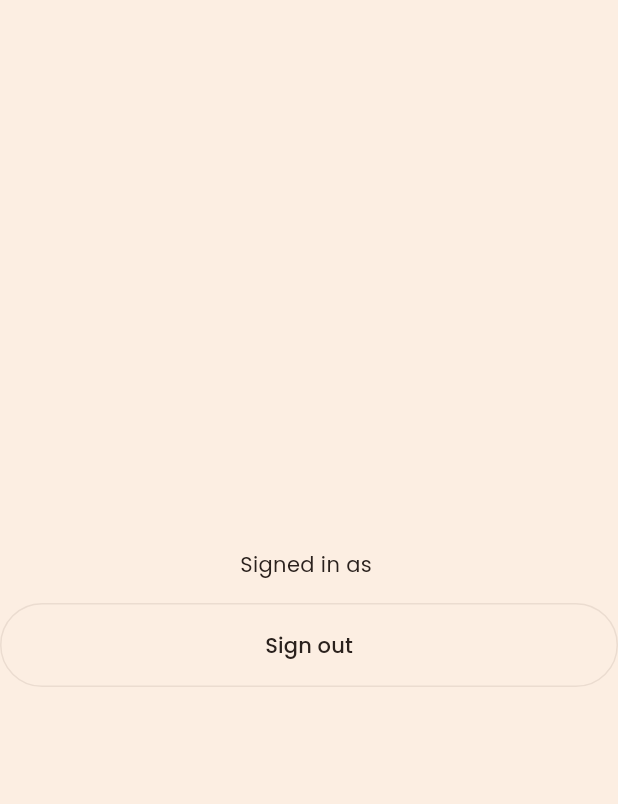
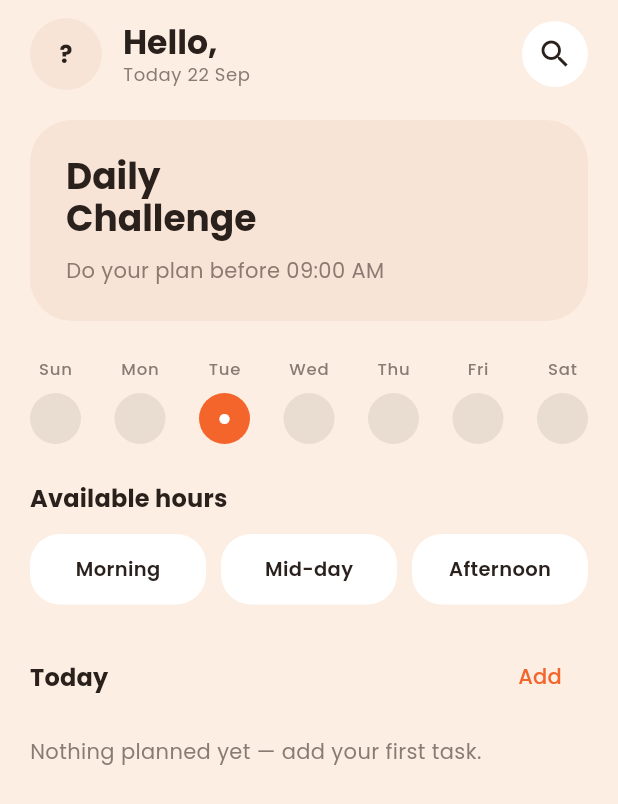
Before and after one commit to naeimkhan-ist/daily-tracker-app, a Flutter app: the screen it shows once a user with an empty profile is signed in, on a phone screen of 412 x 824 dp. Shown: the top 804 px of the screen. Run offline on Flutter 3.47's test engine with Material 3 defaults, Android fonts, the phone set to English and light mode, and no system bars; our stand-ins replace flutter_riverpod, go_router, google_fonts, supabase_flutter; accounts and stored records are empty; network calls fail.

Commit message:
Add Home dashboard screen, data layer, and Android CI workflow
- Data models + repositories for subjects, tasks, daily check-ins, settings (RLS-scoped, no manual user_id filtering needed)
- Riverpod providers wiring the dashboard to live Supabase data
- Home screen: greeting header, Daily Challenge card, weekly streak row (tap today to check in), available-hours chips, today's task list with toggle-to-complete
- GitHub Actions workflow: generates android/ via 'flutter create' on the runner (avoids hand-written Gradle boilerplate), builds a release APK, runs flutter analyze

Co-Authored-By: Claude Sonnet 5 <noreply@anthropic.com>

```diff
--- a/lib/core/router/app_router.dart
+++ b/lib/core/router/app_router.dart
@@ -1,7 +1,7 @@
 import 'package:go_router/go_router.dart';
 
 import '../../features/auth/login_screen.dart';
-import '../../features/home/home_placeholder_screen.dart';
+import '../../features/home/home_screen.dart';
 import '../../features/splash/splash_screen.dart';
 import '../supabase/supabase_service.dart';
 import 'go_router_refresh_stream.dart';
@@ -29,7 +29,7 @@ class AppRouter {
     routes: [
       GoRoute(path: splash, builder: (context, state) => const SplashScreen()),
       GoRoute(path: login, builder: (context, state) => const LoginScreen()),
-      GoRoute(path: home, builder: (context, state) => const HomePlaceholderScreen()),
+      GoRoute(path: home, builder: (context, state) => const HomeScreen()),
     ],
   );
 }
--- a/lib/features/home/home_placeholder_screen.dart
+++ /dev/null
@@ -1,32 +0,0 @@
-import 'package:flutter/material.dart';
-
-import '../../core/supabase/supabase_service.dart';
-
-/// Stand-in for the real home dashboard, which is the next screen-by-screen
-/// checkpoint. Confirms auth landed correctly and gives a way to sign out
-/// while testing.
-class HomePlaceholderScreen extends StatelessWidget {
-  const HomePlaceholderScreen({super.key});
-
-  @override
-  Widget build(BuildContext context) {
-    final user = SupabaseService.currentUser;
-    return Scaffold(
-      body: SafeArea(
-        child: Center(
-          child: Column(
-            mainAxisSize: MainAxisSize.min,
-            children: [
-              Text('Signed in as ${user?.email ?? 'unknown'}'),
-              const SizedBox(height: 16),
-              OutlinedButton(
-                onPressed: () => SupabaseService.signOut(),
-                child: const Text('Sign out'),
-              ),
-            ],
-          ),
-        ),
-      ),
-    );
-  }
-}
--- /dev/null
+++ b/lib/features/home/home_screen.dart
@@ -0,0 +1,403 @@
+import 'package:flutter/material.dart';
+import 'package:flutter_riverpod/flutter_riverpod.dart';
+import 'package:intl/intl.dart';
+
+import '../../core/supabase/supabase_service.dart';
+import '../../core/theme/app_colors.dart';
+import '../../data/models/daily_checkin.dart';
+import '../../data/models/task_item.dart';
+import 'providers/home_providers.dart';
+
+class HomeScreen extends ConsumerWidget {
+  const HomeScreen({super.key});
+
+  @override
+  Widget build(BuildContext context, WidgetRef ref) {
+    final user = SupabaseService.currentUser;
+    final displayName = (user?.userMetadata?['full_name'] as String?)?.split(' ').first ??
+        user?.email?.split('@').first ??
+        'there';
+
+    return Scaffold(
+      body: SafeArea(
+        child: RefreshIndicator(
+          onRefresh: () async {
+            ref.invalidate(todayTasksProvider);
+            ref.invalidate(weekCheckinsProvider);
+            ref.invalidate(settingsProvider);
+          },
+          child: ListView(
+            padding: const EdgeInsets.fromLTRB(20, 12, 20, 28),
+            children: [
+              _Header(displayName: displayName),
+              const SizedBox(height: 20),
+              const _DailyChallengeCard(),
+              const SizedBox(height: 24),
+              const _WeekStreakRow(),
+              const SizedBox(height: 24),
+              const _AvailableHoursRow(),
+              const SizedBox(height: 24),
+              const _TodaySection(),
+            ],
+          ),
+        ),
+      ),
+    );
+  }
+}
+
+class _Header extends StatelessWidget {
+  const _Header({required this.displayName});
+
+  final String displayName;
+
+  @override
+  Widget build(BuildContext context) {
+    final today = DateFormat('d MMM').format(DateTime.now());
+    return Row(
+      children: [
+        CircleAvatar(
+          radius: 24,
+          backgroundColor: AppColors.surfaceAlt,
+          child: Text(
+            displayName.isNotEmpty ? displayName[0].toUpperCase() : '?',
+            style: const TextStyle(fontWeight: FontWeight.w700, color: AppColors.textPrimary),
+          ),
+        ),
+        const SizedBox(width: 14),
+        Expanded(
+          child: Column(
+            crossAxisAlignment: CrossAxisAlignment.start,
+            children: [
+              Text('Hello, $displayName',
+                  style: Theme.of(context)
+                      .textTheme
+                      .titleLarge
+                      ?.copyWith(fontWeight: FontWeight.w700)),
+              Text('Today $today',
+                  style: Theme.of(context)
+                      .textTheme
+                      .bodySmall
+                      ?.copyWith(color: AppColors.textSecondary)),
+            ],
+          ),
+        ),
+        Container(
+          width: 44,
+          height: 44,
+          decoration: const BoxDecoration(color: AppColors.surface, shape: BoxShape.circle),
+          child: const Icon(Icons.search, color: AppColors.textPrimary),
+        ),
+      ],
+    );
+  }
+}
+
+class _DailyChallengeCard extends StatelessWidget {
+  const _DailyChallengeCard();
+
+  @override
+  Widget build(BuildContext context) {
+    return Container(
+      width: double.infinity,
+      padding: const EdgeInsets.all(24),
+      decoration: BoxDecoration(
+        color: AppColors.surfaceAlt,
+        borderRadius: BorderRadius.circular(28),
+      ),
+      child: Column(
+        crossAxisAlignment: CrossAxisAlignment.start,
+        children: [
+          Text('Daily\nChallenge',
+              style: Theme.of(context)
+                  .textTheme
+                  .headlineSmall
+                  ?.copyWith(fontWeight: FontWeight.w700, height: 1.15)),
+          const SizedBox(height: 10),
+          Text('Do your plan before 09:00 AM',
+              style: Theme.of(context)
+                  .textTheme
+                  .bodyMedium
+                  ?.copyWith(color: AppColors.textSecondary)),
+        ],
+      ),
+    );
+  }
+}
+
+class _WeekStreakRow extends ConsumerWidget {
+  const _WeekStreakRow();
+
+  static const _labels = ['Sun', 'Mon', 'Tue', 'Wed', 'Thu', 'Fri', 'Sat'];
+
+  @override
+  Widget build(BuildContext context, WidgetRef ref) {
+    final checkinsAsync = ref.watch(weekCheckinsProvider);
+    final today = DateTime.now();
+    final todayNorm = DateTime(today.year, today.month, today.day);
+
+    return checkinsAsync.when(
+      loading: () => const SizedBox(height: 72, child: Center(child: CircularProgressIndicator())),
+      error: (e, st) => const SizedBox.shrink(),
+      data: (checkins) {
+        final byDate = {for (final c in checkins) c.date: c.completed};
+        return Row(
+          mainAxisAlignment: MainAxisAlignment.spaceBetween,
+          children: List.generate(7, (i) {
+            final date = startOfWeek.add(Duration(days: i));
+            final isToday = date == todayNorm;
+            final done = byDate[date] ?? false;
+
+            return _DayDot(
+              label: _labels[i],
+              done: done,
+              isToday: isToday,
+              onTap: isToday
+                  ? () async {
+                      await ref.read(checkinsRepositoryProvider).setCompleted(date, !done);
+                      ref.invalidate(weekCheckinsProvider);
+                    }
+                  : null,
+            );
+          }),
+        );
+      },
+    );
+  }
+}
+
+class _DayDot extends StatelessWidget {
+  const _DayDot({required this.label, required this.done, required this.isToday, this.onTap});
+
+  final String label;
+  final bool done;
+  final bool isToday;
+  final VoidCallback? onTap;
+
+  @override
+  Widget build(BuildContext context) {
+    final Color bg = done
+        ? AppColors.streakDone
+        : (isToday ? AppColors.streakToday : AppColors.streakPending);
+    final bool showCheck = done;
+
+    return GestureDetector(
+      onTap: onTap,
+      child: Column(
+        children: [
+          Text(label,
+              style: Theme.of(context)
+                  .textTheme
+                  .labelSmall
+                  ?.copyWith(color: AppColors.textSecondary)),
+          const SizedBox(height: 8),
+          Container(
+            width: 34,
+            height: 34,
+            decoration: BoxDecoration(color: bg, shape: BoxShape.circle),
+            child: showCheck
+                ? const Icon(Icons.check, color: Colors.white, size: 18)
+                : (isToday
+                    ? const Icon(Icons.circle, color: Colors.white, size: 8)
+                    : null),
+          ),
+        ],
+      ),
+    );
+  }
+}
+
+class _AvailableHoursRow extends ConsumerWidget {
+  const _AvailableHoursRow();
+
+  @override
+  Widget build(BuildContext context, WidgetRef ref) {
+    final settingsAsync = ref.watch(settingsProvider);
+
+    return settingsAsync.when(
+      loading: () => const SizedBox.shrink(),
+      error: (e, st) => const SizedBox.shrink(),
+      data: (settings) {
+        const options = [
+          ('morning', 'Morning'),
+          ('mid_day', 'Mid-day'),
+          ('afternoon', 'Afternoon'),
+        ];
+        return Column(
+          crossAxisAlignment: CrossAxisAlignment.start,
+          children: [
+            Text('Available hours',
+                style: Theme.of(context)
+                    .textTheme
+                    .titleMedium
+                    ?.copyWith(fontWeight: FontWeight.w700)),
+            const SizedBox(height: 12),
+            Row(
+              children: [
+                for (final (key, label) in options) ...[
+                  Expanded(
+                    child: _HourChip(
+                      label: label,
+                      selected: settings.availableHours[key] ?? false,
+                      onTap: () async {
+                        final next = settings.copyWithHour(
+                            key, !(settings.availableHours[key] ?? false));
+                        await ref
+                            .read(settingsRepositoryProvider)
+                            .updateAvailableHours(next.availableHours);
+                        ref.invalidate(settingsProvider);
+                      },
+                    ),
+                  ),
+                  if (key != options.last.$1) const SizedBox(width: 10),
+                ],
+              ],
+            ),
+          ],
+        );
+      },
+    );
+  }
+}
+
+class _HourChip extends StatelessWidget {
+  const _HourChip({required this.label, required this.selected, required this.onTap});
+
+  final String label;
+  final bool selected;
+  final VoidCallback onTap;
+
+  @override
+  Widget build(BuildContext context) {
+    return GestureDetector(
+      onTap: onTap,
+      child: Container(
+        padding: const EdgeInsets.symmetric(vertical: 14),
+        alignment: Alignment.center,
+        decoration: BoxDecoration(
+          color: selected ? AppColors.ctaDark : AppColors.surface,
+          borderRadius: BorderRadius.circular(20),
+        ),
+        child: Text(
+          label,
+          style: TextStyle(
+            color: selected ? AppColors.onCtaDark : AppColors.textPrimary,
+            fontWeight: FontWeight.w600,
+            fontSize: 13,
+          ),
+        ),
+      ),
+    );
+  }
+}
+
+class _TodaySection extends ConsumerWidget {
+  const _TodaySection();
+
+  @override
+  Widget build(BuildContext context, WidgetRef ref) {
+    final tasksAsync = ref.watch(todayTasksProvider);
+
+    return Column(
+      crossAxisAlignment: CrossAxisAlignment.start,
+      children: [
+        Row(
+          mainAxisAlignment: MainAxisAlignment.spaceBetween,
+          children: [
+            Text('Today',
+                style: Theme.of(context)
+                    .textTheme
+                    .titleMedium
+                    ?.copyWith(fontWeight: FontWeight.w700)),
+            TextButton(
+              onPressed: () {
+                ScaffoldMessenger.of(context).showSnackBar(
+                  const SnackBar(content: Text('Add task — coming in a later checkpoint')),
+                );
+              },
+              child: const Text('Add'),
+            ),
+          ],
+        ),
+        tasksAsync.when(
+          loading: () => const Padding(
+            padding: EdgeInsets.symmetric(vertical: 24),
+            child: Center(child: CircularProgressIndicator()),
+          ),
+          error: (e, st) => Padding(
+            padding: const EdgeInsets.symmetric(vertical: 16),
+            child: Text('Couldn\'t load today\'s tasks.',
+                style: TextStyle(color: AppColors.error)),
+          ),
+          data: (tasks) {
+            if (tasks.isEmpty) {
+              return Padding(
+                padding: const EdgeInsets.symmetric(vertical: 16),
+                child: Text('Nothing planned yet — add your first task.',
+                    style: TextStyle(color: AppColors.textSecondary)),
+              );
+            }
+            return Column(
+              children: [
+                for (final task in tasks) _TaskRow(task: task),
+              ],
+            );
+          },
+        ),
+      ],
+    );
+  }
+}
+
+class _TaskRow extends ConsumerWidget {
+  const _TaskRow({required this.task});
+
+  final TaskItem task;
+
+  @override
+  Widget build(BuildContext context, WidgetRef ref) {
+    return Container(
+      margin: const EdgeInsets.only(top: 10),
+      padding: const EdgeInsets.symmetric(horizontal: 16, vertical: 14),
+      decoration: BoxDecoration(
+        color: AppColors.surface,
+        borderRadius: BorderRadius.circular(18),
+      ),
+      child: Row(
+        children: [
+          GestureDetector(
+            onTap: () async {
+              final next = task.isDone ? TaskStatus.pending : TaskStatus.done;
+              await ref.read(tasksRepositoryProvider).setStatus(task.id, next);
+              ref.invalidate(todayTasksProvider);
+            },
+            child: Container(
+              width: 22,
+              height: 22,
+              decoration: BoxDecoration(
+                shape: BoxShape.circle,
+                color: task.isDone ? AppColors.streakDone : Colors.transparent,
+                border: Border.all(
+                  color: task.isDone ? AppColors.streakDone : AppColors.divider,
+                  width: 2,
+                ),
+              ),
+              child: task.isDone ? const Icon(Icons.check, size: 14, color: Colors.white) : null,
+            ),
+          ),
+          const SizedBox(width: 14),
+          Expanded(
+            child: Text(
+              task.title,
+              style: TextStyle(
+                decoration: task.isDone ? TextDecoration.lineThrough : null,
+                color: task.isDone ? AppColors.textMuted : AppColors.textPrimary,
+                fontWeight: FontWeight.w500,
+              ),
+            ),
+          ),
+        ],
+      ),
+    );
+  }
+}
--- /dev/null
+++ b/lib/features/home/providers/home_providers.dart
@@ -0,0 +1,35 @@
+import 'package:flutter_riverpod/flutter_riverpod.dart';
+
+import '../../../data/models/app_settings.dart';
+import '../../../data/models/daily_checkin.dart';
+import '../../../data/models/task_item.dart';
+import '../../../data/repositories/checkins_repository.dart';
+import '../../../data/repositories/settings_repository.dart';
+import '../../../data/repositories/tasks_repository.dart';
+
+final tasksRepositoryProvider = Provider((ref) => TasksRepository());
+final checkinsRepositoryProvider = Provider((ref) => CheckinsRepository());
+final settingsRepositoryProvider = Provider((ref) => SettingsRepository());
+
+/// Midnight today, recomputed each time the provider is (re)read.
+DateTime get _today {
+  final now = DateTime.now();
+  return DateTime(now.year, now.month, now.day);
+}
+
+/// Sunday of the current week, to match the reference UI's Sun→Sat streak row.
+DateTime get startOfWeek => _today.subtract(Duration(days: _today.weekday % 7));
+
+final todayTasksProvider = FutureProvider.autoDispose<List<TaskItem>>((ref) {
+  return ref.watch(tasksRepositoryProvider).fetchToday(_today);
+});
+
+final weekCheckinsProvider = FutureProvider.autoDispose<List<DailyCheckin>>((ref) {
+  final start = startOfWeek;
+  final end = start.add(const Duration(days: 6));
+  return ref.watch(checkinsRepositoryProvider).fetchRange(start, end);
+});
+
+final settingsProvider = FutureProvider.autoDispose<AppSettings>((ref) {
+  return ref.watch(settingsRepositoryProvider).fetch();
+});
```
Also changed, not shown: lib/data/models/app_settings.dart (added, +33 -0 lines), lib/data/models/daily_checkin.dart (added, +11 -0 lines), lib/data/models/subject.dart (added, +20 -0 lines), lib/data/models/task_item.dart (added, +36 -0 lines), lib/data/repositories/checkins_repository.dart (added, +29 -0 lines), lib/data/repositories/settings_repository.dart (added, +19 -0 lines), lib/data/repositories/subjects_repository.dart (added, +27 -0 lines), lib/data/repositories/tasks_repository.dart (added, +47 -0 lines), 1 other file.
